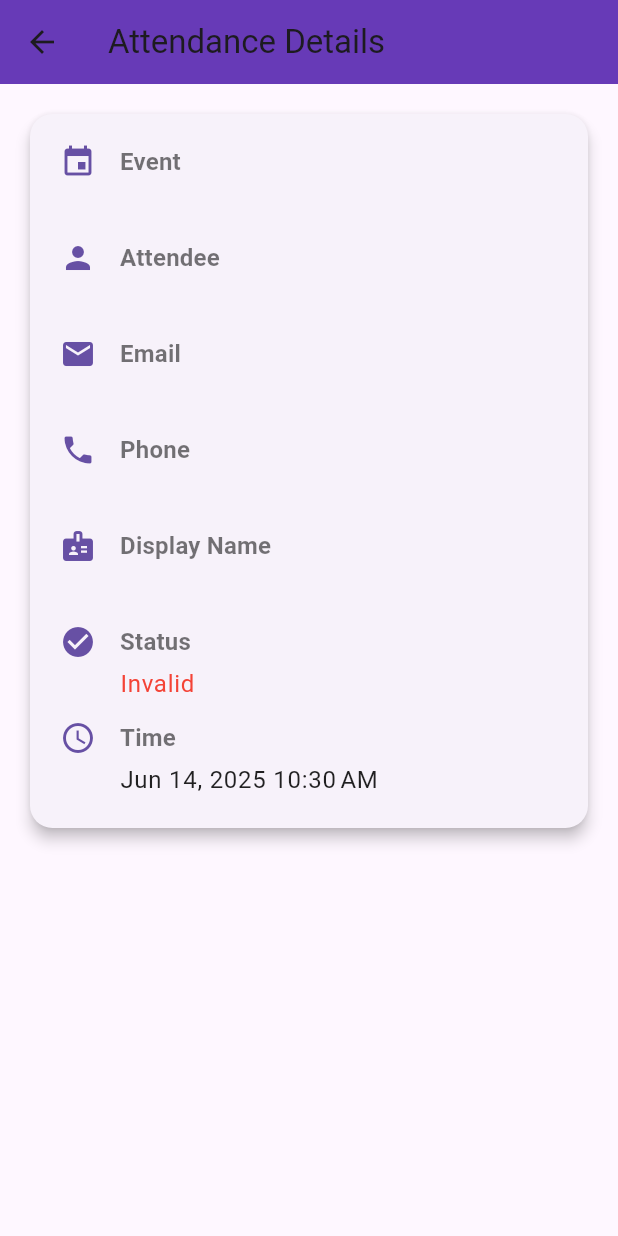
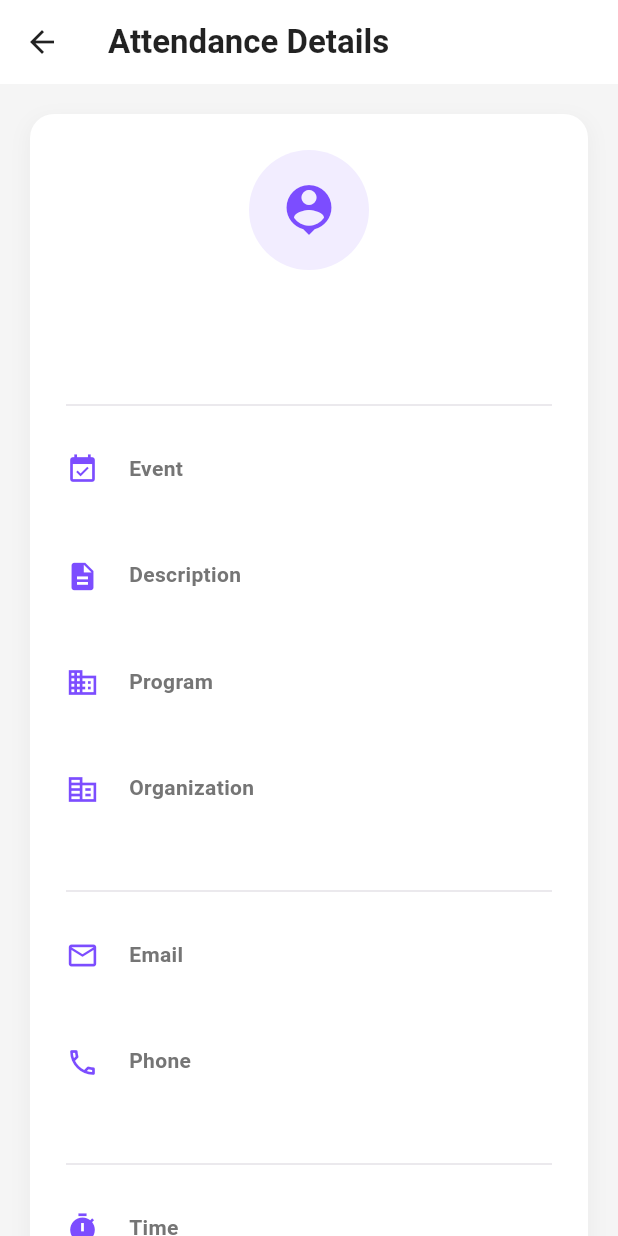
Before and after one commit to Natan-Asrat/attendance-mobile, a Flutter app: the AttendanceDetailScreen screen opened directly with empty values, on a phone screen of 412 x 824 dp. Run offline on Flutter 3.47's test engine with Material 3 defaults, Android fonts, the phone set to English and light mode, and no system bars; our stand-ins replace shared_preferences, signature; accounts and stored records are empty.

Commit message:
attendance detail page ui update

```diff
--- a/lib/screens/attendance_detail_screen.dart
+++ b/lib/screens/attendance_detail_screen.dart
@@ -10,79 +10,116 @@ class AttendanceDetailScreen extends StatelessWidget {
   @override
   Widget build(BuildContext context) {
     return Scaffold(
+      backgroundColor: Colors.grey[100],
       appBar: AppBar(
-        title: const Text('Attendance Details'),
-        backgroundColor: Colors.deepPurple,
+        title: const Text('Attendance Details', style: TextStyle(fontWeight: FontWeight.bold, color: Colors.black87)),
+        backgroundColor: Colors.white,
+        elevation: 0,
+        iconTheme: const IconThemeData(color: Colors.black87),
       ),
-      body: Padding(
-        padding: const EdgeInsets.all(16.0),
-        child: Card(
-          elevation: 4,
-          shape: RoundedRectangleBorder(
-            borderRadius: BorderRadius.circular(15),
-          ),
-          child: Padding(
+      body: SingleChildScrollView(
         padding: const EdgeInsets.all(20.0),
         child: Column(
+          children: [
+            Container(
+              padding: const EdgeInsets.all(24),
+              decoration: BoxDecoration(
+                color: Colors.white,
+                borderRadius: BorderRadius.circular(16),
+                boxShadow: [
+                  BoxShadow(
+                    color: Colors.grey.withOpacity(0.1),
+                    spreadRadius: 2,
+                    blurRadius: 10,
+                    offset: const Offset(0, 5),
+                  ),
+                ],
+              ),
+              child: Column(
                 crossAxisAlignment: CrossAxisAlignment.start,
-              mainAxisSize: MainAxisSize.min,
                 children: [
-                _buildDetailRow(context, Icons.event, 'Event', attendance.event.title),
+                  Center(
+                    child: Column(
+                      children: [
+                        CircleAvatar(
+                          radius: 40,
+                          backgroundColor: Colors.deepPurpleAccent.withOpacity(0.1),
+                          child: const Icon(Icons.person_pin, size: 40, color: Colors.deepPurpleAccent),
+                        ),
                         const SizedBox(height: 12),
-                _buildDetailRow(context, Icons.person, 'Attendee', attendance.attendee.name),
-                const SizedBox(height: 12),
-                _buildDetailRow(context, Icons.email, 'Email', attendance.attendee.email),
-                const SizedBox(height: 12),
-                _buildDetailRow(context, Icons.phone, 'Phone', attendance.attendee.phone),
-                const SizedBox(height: 12),
-                _buildDetailRow(context, Icons.badge, 'Display Name', attendance.displayName),
-                const SizedBox(height: 12),
-                _buildDetailRow(context, Icons.check_circle, 'Status',
-                    attendance.valid ? 'Valid' : 'Invalid',
-                    color: attendance.valid ? Colors.green : Colors.red),
-                const SizedBox(height: 12),
-                _buildDetailRow(
-                    context,
-                    Icons.access_time,
-                    'Time',
-                    DateFormat.yMMMd().add_jm().format(attendance.createdAt)),
+                        Text(
+                          attendance.attendee.name,
+                          style: const TextStyle(
+                            fontSize: 22,
+                            fontWeight: FontWeight.bold,
+                            color: Colors.black87,
+                          ),
+                        ),
+                        const SizedBox(height: 4),
+                        Text(
+                          attendance.displayName,
+                          style: TextStyle(fontSize: 16, color: Colors.grey[600]),
+                        ),
                       ],
                     ),
                   ),
+                  const Divider(height: 40, thickness: 0.5),
+                  _buildDetailRow(context, Icons.event_available, 'Event', attendance.event.title),
+                  _buildDetailRow(context, Icons.description, 'Description', attendance.event.description),
+                  _buildDetailRow(context, Icons.business, 'Program', attendance.event.program.name),
+                  _buildDetailRow(context, Icons.corporate_fare, 'Organization', attendance.event.program.organization.name),
+                  const Divider(height: 40, thickness: 0.5),
+                  _buildDetailRow(context, Icons.email_outlined, 'Email', attendance.attendee.email),
+                  _buildDetailRow(context, Icons.phone_outlined, 'Phone', attendance.attendee.phone),
+                  const Divider(height: 40, thickness: 0.5),
+                  _buildDetailRow(context, Icons.timer, 'Time',
+                      DateFormat.yMMMMd().add_jm().format(attendance.createdAt)),
+                  _buildDetailRow(context, Icons.verified_user, 'Status',
+                      attendance.valid ? 'Valid' : 'Invalid',
+                      valueColor: attendance.valid ? Colors.green : Colors.red),
+                ],
+              ),
+            ),
+          ],
         ),
       ),
     );
   }
 
-  Widget _buildDetailRow(BuildContext context, IconData icon, String label, String value, {Color? color}) {
-    return Row(
+  Widget _buildDetailRow(BuildContext context, IconData icon, String label, String value, {Color? valueColor}) {
+    return Padding(
+      padding: const EdgeInsets.symmetric(vertical: 12.0),
+      child: Row(
         crossAxisAlignment: CrossAxisAlignment.start,
         children: [
-        Icon(icon, color: Theme.of(context).primaryColor, size: 24),
-        const SizedBox(width: 16),
+          Icon(icon, color: Colors.deepPurpleAccent, size: 22),
+          const SizedBox(width: 20),
           Expanded(
             child: Column(
               crossAxisAlignment: CrossAxisAlignment.start,
               children: [
                 Text(
                   label,
-                style: Theme.of(context).textTheme.titleMedium?.copyWith(
+                  style: TextStyle(
                     fontWeight: FontWeight.bold,
-                      color: Colors.black54,
+                    color: Colors.grey[600],
+                    fontSize: 14,
                   ),
                 ),
-              const SizedBox(height: 4),
+                const SizedBox(height: 5),
                 Text(
                   value,
-                style: Theme.of(context).textTheme.bodyLarge?.copyWith(
-                      color: color ?? Colors.black87,
+                  style: TextStyle(
                     fontSize: 16,
+                    color: valueColor ?? Colors.black87,
+                    height: 1.4,
                   ),
                 ),
               ],
             ),
           ),
         ],
+      ),
     );
   }
 }
```
Lines whose indentation alone changed are shown as unchanged.
